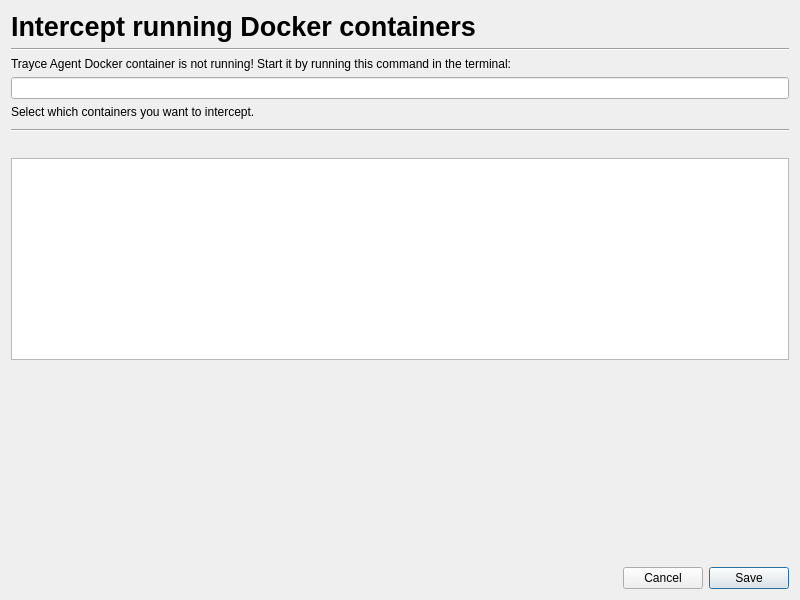
Before: the Qt Designer form src/network/ui/ui_containers_dialog.ui in evanrolfe/trayce_gui, drawn with Qt 5.
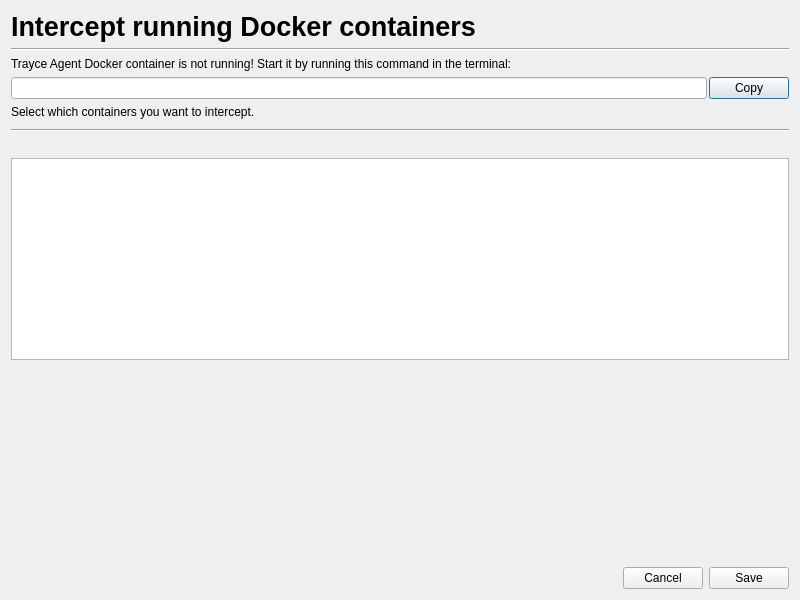
After: the same form once the commit is applied.

Commit message: update icons & add copy button

```diff
--- a/src/network/ui/ui_containers_dialog.ui
+++ b/src/network/ui/ui_containers_dialog.ui
@@ -50,7 +50,19 @@
     </widget>
    </item>
    <item>
-    <widget class="QLineEdit" name="dockerCmdInput"/>
+    <layout class="QHBoxLayout" name="layout1">
+     <property name="spacing">
+      <number>2</number>
+     </property>
+     <item><widget class="QLineEdit" name="dockerCmdInput"/></item>
+     <item>
+         <widget class="QPushButton" name="copyButton">
+         <property name="text">
+         <string>Copy</string>
+         </property>
+         </widget>
+     </item>
+    </layout>
    </item>
    <item>
     <layout class="QVBoxLayout" name="selectContainerLayout">
```
The commit also changes 51 other files.
